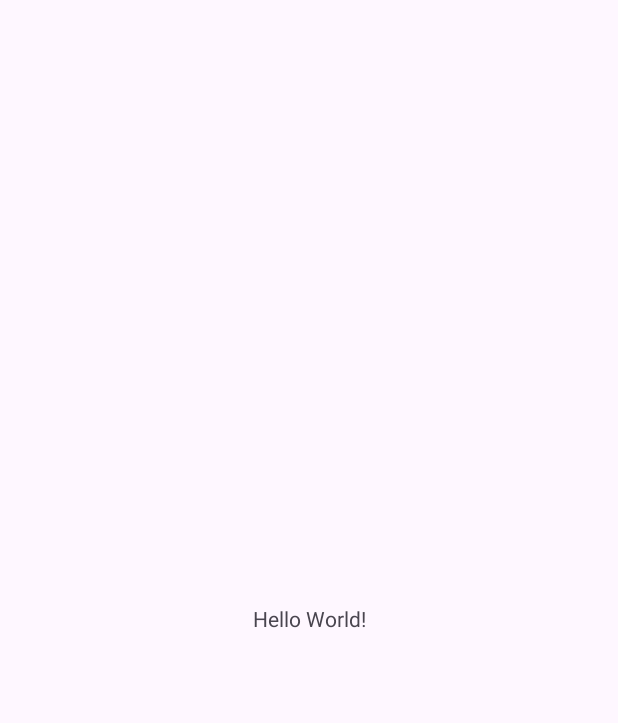
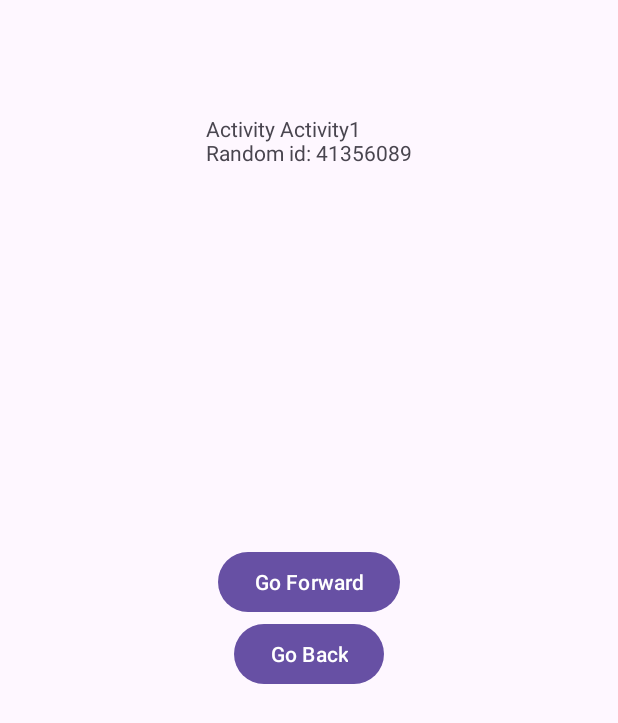
Before and after one commit to npogoncuk/EPAMHomeworks, an Android app: the screen it shows after launch (MainActivity before the commit, Activity1 after it), on a phone screen of 412 x 824 dp. Before the commit the part shown is almost empty. Shown: the top 723 px of the screen. Run offline under Robolectric (Android 15) with nearby library versions, the phone set to English and light mode, and no system bars.

```diff
--- a/BaseApplicationComponets/app/build.gradle
+++ b/BaseApplicationComponets/app/build.gradle
@@ -30,6 +30,10 @@ android {
     kotlinOptions {
         jvmTarget = '1.8'
     }
+
+    viewBinding {
+        enable = true
+    }
 }
 
 dependencies {
--- /dev/null
+++ b/BaseApplicationComponets/app/src/main/java/com/example/baseapplicationcomponets/Activity1.kt
@@ -0,0 +1,27 @@
+package com.example.baseapplicationcomponets
+
+import android.content.Intent
+import androidx.appcompat.app.AppCompatActivity
+import android.os.Bundle
+import com.example.baseapplicationcomponets.databinding.LayoutActivity1Binding
+import kotlin.random.Random
+
+class Activity1 : AppCompatActivity() {
+
+    private lateinit var binding: LayoutActivity1Binding
+    override fun onCreate(savedInstanceState: Bundle?) {
+        super.onCreate(savedInstanceState)
+        binding = LayoutActivity1Binding.inflate(layoutInflater)
+        setContentView(binding.root)
+
+        binding.buttonGoForward.setOnClickListener {
+            val intent = Intent(this, Activity2::class.java)
+            startActivity(intent)
+        }
+        binding.buttonGoBack.setOnClickListener {
+            finish()
+        }
+
+        binding.textViewActivity.text = getString(R.string.activity_text, "Activity1", Random.nextInt())
+    }
+}
--- a/BaseApplicationComponets/app/src/main/java/com/example/baseapplicationcomponets/MainActivity.kt
+++ /dev/null
@@ -1,11 +0,0 @@
-package com.example.baseapplicationcomponets
-
-import androidx.appcompat.app.AppCompatActivity
-import android.os.Bundle
-
-class MainActivity : AppCompatActivity() {
-    override fun onCreate(savedInstanceState: Bundle?) {
-        super.onCreate(savedInstanceState)
-        setContentView(R.layout.activity_main)
-    }
-}
--- a/BaseApplicationComponets/app/src/main/res/layout/activity_main.xml
+++ /dev/null
@@ -1,18 +0,0 @@
-<?xml version="1.0" encoding="utf-8"?>
-<androidx.constraintlayout.widget.ConstraintLayout xmlns:android="http://schemas.android.com/apk/res/android"
-    xmlns:app="http://schemas.android.com/apk/res-auto"
-    xmlns:tools="http://schemas.android.com/tools"
-    android:layout_width="match_parent"
-    android:layout_height="match_parent"
-    tools:context=".MainActivity">
-
-    <TextView
-        android:layout_width="wrap_content"
-        android:layout_height="wrap_content"
-        android:text="Hello World!"
-        app:layout_constraintBottom_toBottomOf="parent"
-        app:layout_constraintEnd_toEndOf="parent"
-        app:layout_constraintStart_toStartOf="parent"
-        app:layout_constraintTop_toTopOf="parent" />
-
-</androidx.constraintlayout.widget.ConstraintLayout>
--- /dev/null
+++ b/BaseApplicationComponets/app/src/main/res/layout/layout_activity1.xml
@@ -0,0 +1,43 @@
+<?xml version="1.0" encoding="utf-8"?>
+<androidx.constraintlayout.widget.ConstraintLayout xmlns:android="http://schemas.android.com/apk/res/android"
+    xmlns:app="http://schemas.android.com/apk/res-auto"
+    xmlns:tools="http://schemas.android.com/tools"
+    android:layout_width="match_parent"
+    android:layout_height="match_parent"
+    tools:context=".Activity1">
+
+
+    <Button
+        android:id="@+id/buttonGoForward"
+        android:layout_width="wrap_content"
+        android:layout_height="wrap_content"
+        android:text="@string/go_forward"
+        app:layout_constraintBottom_toTopOf="@+id/buttonGoBack"
+        app:layout_constraintEnd_toEndOf="parent"
+        app:layout_constraintHorizontal_bias="0.5"
+        app:layout_constraintStart_toStartOf="parent"
+        app:layout_constraintTop_toTopOf="parent"
+        app:layout_constraintVertical_bias="0.5"
+        app:layout_constraintVertical_chainStyle="packed" />
+
+    <Button
+        android:id="@+id/buttonGoBack"
+        android:layout_width="wrap_content"
+        android:layout_height="wrap_content"
+        android:text="@string/go_back"
+        app:layout_constraintBottom_toBottomOf="parent"
+        app:layout_constraintEnd_toEndOf="parent"
+        app:layout_constraintHorizontal_bias="0.5"
+        app:layout_constraintStart_toStartOf="parent"
+        app:layout_constraintTop_toBottomOf="@+id/buttonGoForward" />
+
+    <TextView
+        android:id="@+id/textViewActivity"
+        android:layout_width="wrap_content"
+        android:layout_height="wrap_content"
+        android:layout_marginTop="76dp"
+        android:text="@string/activity_text"
+        app:layout_constraintEnd_toEndOf="parent"
+        app:layout_constraintStart_toStartOf="parent"
+        app:layout_constraintTop_toTopOf="parent" />
+</androidx.constraintlayout.widget.ConstraintLayout>
--- a/BaseApplicationComponets/app/src/main/res/values/strings.xml
+++ b/BaseApplicationComponets/app/src/main/res/values/strings.xml
@@ -1,3 +1,6 @@
 <resources>
     <string name="app_name">BaseApplicationComponets</string>
+    <string name="go_forward">Go Forward</string>
+    <string name="go_back">Go Back</string>
+    <string name="activity_text">Activity %1$s\nRandom id: %2$d</string>
 </resources>
```
Also changed, not shown: BaseApplicationComponets/app/src/main/AndroidManifest.xml (+12 -1 lines), BaseApplicationComponets/app/src/main/java/com/example/baseapplicationcomponets/Activity2.kt (added, +28 -0 lines), BaseApplicationComponets/app/src/main/java/com/example/baseapplicationcomponets/Activity3.kt (added, +28 -0 lines), BaseApplicationComponets/app/src/main/java/com/example/baseapplicationcomponets/Activity4.kt (added, +28 -0 lines), BaseApplicationComponets/app/src/main/res/layout/layout_activity2.xml (added, +42 -0 lines), BaseApplicationComponets/app/src/main/res/layout/layout_activity3.xml (added, +42 -0 lines), BaseApplicationComponets/app/src/main/res/layout/layout_activity4.xml (added, +44 -0 lines).
